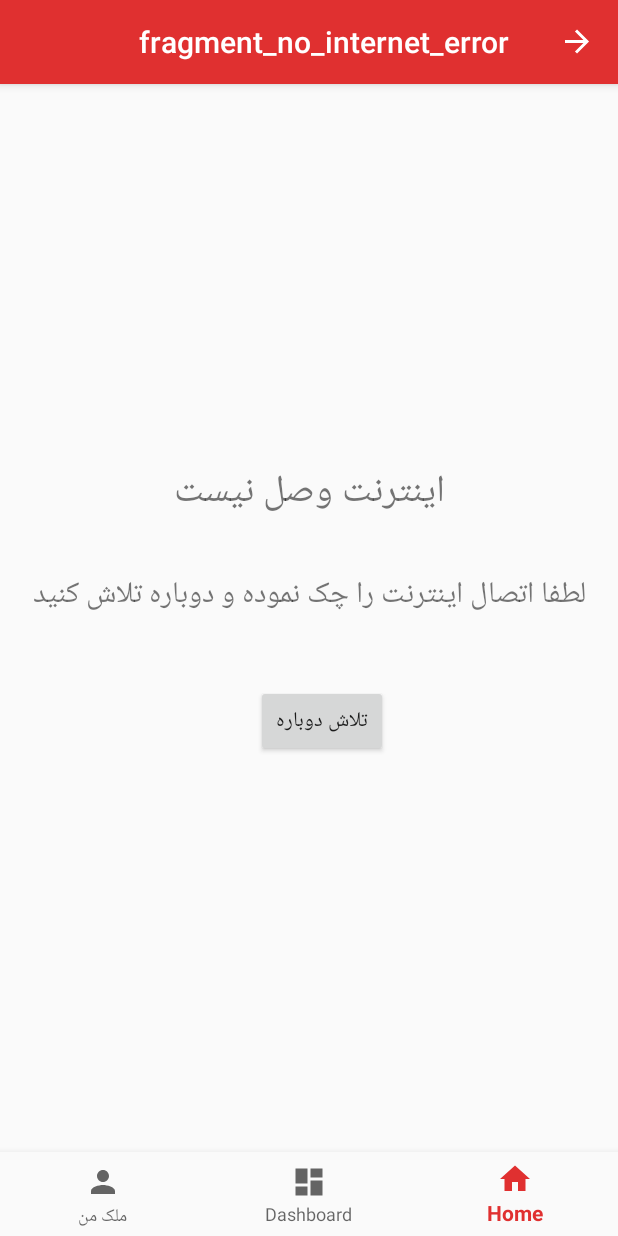
After one commit to jalaldgr/real_estate_app, an Android app: the NoInternetErrorFragment screen opened through its navigation route, on a phone screen of 412 x 824 dp. The commit adds this screen. Run offline under Robolectric (Android 15) with nearby library versions, the phone set to English and light mode, and no system bars; our stand-ins replace navigation-ui.

Commit message:
create no internet error screen

```diff
--- a/app/src/main/AndroidManifest.xml
+++ b/app/src/main/AndroidManifest.xml
@@ -2,6 +2,7 @@
 <manifest xmlns:android="http://schemas.android.com/apk/res/android"
     package="ir.hamedanmelk.hamedanmelk" >
 <uses-permission android:name="android.permission.INTERNET"/>
+<uses-permission android:name="android.permission.ACCESS_NETWORK_STATE"/>
 
     <application
         android:allowBackup="true"
--- /dev/null
+++ b/app/src/main/java/ir/hamedanmelk/hamedanmelk/tools/CheckConnectivity.java
@@ -0,0 +1,16 @@
+package ir.hamedanmelk.hamedanmelk.tools;
+
+import android.app.Activity;
+import android.content.Context;
+import android.net.ConnectivityManager;
+import android.net.NetworkInfo;
+
+public class CheckConnectivity {
+    Context cntx;
+    public boolean isNetworkAvailable(Activity context) {
+        cntx=context;
+        ConnectivityManager connectivityManager = (ConnectivityManager) cntx.getApplicationContext().getSystemService(Context.CONNECTIVITY_SERVICE);
+        NetworkInfo activeNetworkInfo = connectivityManager.getActiveNetworkInfo();
+        return activeNetworkInfo != null && activeNetworkInfo.isConnected();
+    }
+}
--- /dev/null
+++ b/app/src/main/java/ir/hamedanmelk/hamedanmelk/ui/NoInternetErrorFragment.java
@@ -0,0 +1,81 @@
+package ir.hamedanmelk.hamedanmelk.ui;
+
+import android.os.Bundle;
+
+import androidx.fragment.app.Fragment;
+import androidx.navigation.NavController;
+import androidx.navigation.Navigation;
+
+import android.view.LayoutInflater;
+import android.view.View;
+import android.view.ViewGroup;
+import android.widget.Button;
+
+import ir.hamedanmelk.hamedanmelk.R;
+
+/**
+ * A simple {@link Fragment} subclass.
+ * Use the {@link NoInternetErrorFragment#newInstance} factory method to
+ * create an instance of this fragment.
+ */
+public class NoInternetErrorFragment extends Fragment {
+
+    // TODO: Rename parameter arguments, choose names that match
+    // the fragment initialization parameters, e.g. ARG_ITEM_NUMBER
+    private static final String ARG_PARAM1 = "param1";
+    private static final String ARG_PARAM2 = "param2";
+
+    // TODO: Rename and change types of parameters
+    private String mParam1;
+    private String mParam2;
+    private Button retrybutton;
+
+    public NoInternetErrorFragment() {
+        // Required empty public constructor
+    }
+
+    /**
+     * Use this factory method to create a new instance of
+     * this fragment using the provided parameters.
+     *
+     * @param param1 Parameter 1.
+     * @param param2 Parameter 2.
+     * @return A new instance of fragment NoInternetErrorFragment.
+     */
+    // TODO: Rename and change types and number of parameters
+    public static NoInternetErrorFragment newInstance(String param1, String param2) {
+        NoInternetErrorFragment fragment = new NoInternetErrorFragment();
+        Bundle args = new Bundle();
+        args.putString(ARG_PARAM1, param1);
+        args.putString(ARG_PARAM2, param2);
+        fragment.setArguments(args);
+        return fragment;
+    }
+
+    @Override
+    public void onCreate(Bundle savedInstanceState) {
+        super.onCreate(savedInstanceState);
+        if (getArguments() != null) {
+            mParam1 = getArguments().getString(ARG_PARAM1);
+            mParam2 = getArguments().getString(ARG_PARAM2);
+        }
+    }
+
+    @Override
+    public View onCreateView(LayoutInflater inflater, ViewGroup container,
+                             Bundle savedInstanceState) {
+        // Inflate the layout for this fragment
+        View v;
+        v=inflater.inflate(R.layout.fragment_no_internet_error, container, false);
+        retrybutton = v.findViewById(R.id.no_internet_fragment_button_retry);
+        retrybutton.setOnClickListener(new View.OnClickListener() {
+            @Override
+            public void onClick(View view) {
+                NavController controller = Navigation.findNavController(getActivity(),R.id.nav_host_fragment);
+
+
+            }
+        });
+        return v;
+    }
+}
--- a/app/src/main/java/ir/hamedanmelk/hamedanmelk/ui/myhamedanmelk/help/AboutUsFragment.java
+++ b/app/src/main/java/ir/hamedanmelk/hamedanmelk/ui/myhamedanmelk/help/AboutUsFragment.java
@@ -83,6 +83,7 @@ public class AboutUsFragment extends Fragment {
             @Override
             public void onPageFinished(WebView view, String url) {
                 super.onPageFinished(view, url);
+                //todo https://developer.android.com/guide/webapps/webview#BindingJavaScript
                 mwebview.loadUrl("javascript:(function() { " +
                         "document.getElementsByClassName('other_pages')[0].style.display='none'; " +
                         "document.getElementsByClassName('search_form')[0].style.display='none'; " +
@@ -92,8 +93,6 @@ public class AboutUsFragment extends Fragment {
             }
         });
         mwebview.loadUrl("https://hamedanmelk.ir/AboutUs");
-
-
         return v;
     }
 }
--- /dev/null
+++ b/app/src/main/res/layout/fragment_no_internet_error.xml
@@ -0,0 +1,63 @@
+<?xml version="1.0" encoding="utf-8"?>
+<FrameLayout xmlns:android="http://schemas.android.com/apk/res/android"
+    xmlns:tools="http://schemas.android.com/tools"
+    android:layout_width="match_parent"
+    android:layout_height="match_parent"
+    tools:context=".ui.NoInternetErrorFragment">
+
+    <!-- TODO: Update blank fragment layout -->
+    <androidx.constraintlayout.widget.ConstraintLayout xmlns:android="http://schemas.android.com/apk/res/android"
+        android:layout_width="match_parent"
+        android:layout_height="match_parent"
+        xmlns:app="http://schemas.android.com/apk/res-auto">
+
+
+        <TextView
+            android:id="@+id/no_internet_fragment_text_title"
+            android:layout_width="match_parent"
+            android:layout_height="wrap_content"
+            android:layout_marginStart="8dp"
+            android:layout_marginTop="8dp"
+            android:layout_marginEnd="8dp"
+            android:text="@string/no_internet_error_title"
+            android:textAlignment="center"
+            android:textSize="25sp"
+            app:layout_constraintBottom_toBottomOf="parent"
+            app:layout_constraintEnd_toEndOf="parent"
+            app:layout_constraintHorizontal_bias="1.0"
+            app:layout_constraintStart_toStartOf="parent"
+            app:layout_constraintTop_toTopOf="parent"
+            app:layout_constraintVertical_bias="0.339" />
+
+        <TextView
+            android:id="@+id/no_internet_fragment_text_description"
+            android:layout_width="match_parent"
+            android:layout_height="wrap_content"
+            android:layout_marginStart="8dp"
+            android:layout_marginTop="8dp"
+            android:layout_marginEnd="8dp"
+            android:text="@string/no_internet_error_description"
+            android:textAlignment="center"
+            android:textSize="20sp"
+            app:layout_constraintBottom_toBottomOf="parent"
+            app:layout_constraintEnd_toEndOf="@id/no_internet_fragment_text_title"
+            app:layout_constraintHorizontal_bias="1.0"
+            app:layout_constraintStart_toStartOf="@id/no_internet_fragment_text_title"
+            app:layout_constraintTop_toTopOf="@id/no_internet_fragment_text_title"
+            app:layout_constraintVertical_bias="0.138" />
+
+        <Button
+            android:id="@+id/no_internet_fragment_button_retry"
+            android:layout_width="wrap_content"
+            android:layout_height="wrap_content"
+            android:text="@string/no_internet_error_retry"
+            app:layout_constraintBottom_toBottomOf="parent"
+            app:layout_constraintEnd_toEndOf="@id/no_internet_fragment_text_description"
+            app:layout_constraintHorizontal_bias="0.498"
+            app:layout_constraintStart_toStartOf="@id/no_internet_fragment_text_description"
+            app:layout_constraintTop_toTopOf="@id/no_internet_fragment_text_description"
+            app:layout_constraintVertical_bias="0.194" />
+
+
+    </androidx.constraintlayout.widget.ConstraintLayout>
+</FrameLayout>
--- a/app/src/main/res/navigation/mobile_navigation.xml
+++ b/app/src/main/res/navigation/mobile_navigation.xml
@@ -21,7 +21,7 @@
         android:id="@+id/navigation_aboutus"
         android:name="ir.hamedanmelk.hamedanmelk.ui.myhamedanmelk.MyHamedanMelkFragment"
         android:label="@string/title_aboutus"
-        tools:layout="@layout/fragment_aboutus" />
+         />
     <fragment
         android:id="@+id/notificationSettingsFragment"
         android:name="ir.hamedanmelk.hamedanmelk.ui.myhamedanmelk.NotificationSettingsFragment"
@@ -38,9 +38,9 @@
         tools:layout="@layout/fragment_about_us" />
     <fragment
         android:id="@+id/appInfoFragment"
-        android:name="ir.hamedanmelk.hamedanmelk.ui.myhamedanmelk.help.AppInfoFragment"
+        android:name="ir.hamedanmelk.hamedanmelk.ui.myhamedanmelk.help.AppInfoFullscreenFragment"
         android:label="@string/my_hamedan_melk_appinfo_title"
-        tools:layout="@layout/fragment_app_info" />
+        tools:layout="@layout/fragment_app_info_fullscreen" />
     <fragment
         android:id="@+id/HelpFragment"
         android:name="ir.hamedanmelk.hamedanmelk.ui.myhamedanmelk.help.HelpFragment"
@@ -50,4 +50,10 @@
         android:name="ir.hamedanmelk.hamedanmelk.ui.myhamedanmelk.help.AppInfoFullscreenFragment"
         android:label="fragment_app_info_fullscreen"
         tools:layout="@layout/fragment_app_info_fullscreen" />
+    <fragment
+        android:id="@+id/noInternetErrorFragment"
+        android:name="ir.hamedanmelk.hamedanmelk.ui.NoInternetErrorFragment"
+        android:label="fragment_no_internet_error"
+        tools:layout="@layout/fragment_no_internet_error" />
+
 </navigation>
--- a/app/src/main/res/values/strings.xml
+++ b/app/src/main/res/values/strings.xml
@@ -18,7 +18,9 @@
     <string name="my_hamedan_melk_recent_posts_summary">لیست پست هایی که اخیرا مشاهده نموده اید</string>
     <string name="my_hamedan_melk_aboutus_summary">درباره همدان ملک،، قوانین و پشتیبانی، اطلعات نرم افزار</string>
     <string name="my_hamedan_melk_app_info_version">ورژن</string>
-
+    <string name="no_internet_error_title">اینترنت وصل نیست</string>
+    <string name="no_internet_error_description">لطفا اتصال اینترنت را چک نموده و دوباره تلاش کنید</string>
+    <string name="no_internet_error_retry">تلاش دوباره</string>
     <!-- Preference Titles -->
     <string name="messages_header">Messages</string>
     <string name="sync_header">Sync</string>
@@ -35,5 +37,7 @@
     <string name="attachment_summary_off">Only download attachments when manually requested</string>
     <string name="dummy_button">Dummy Button</string>
     <string name="dummy_content">DUMMY\nCONTENT</string>
+    <!-- TODO: Remove or change this placeholder text -->
+    <string name="hello_blank_fragment">Hello blank fragment</string>
 
 </resources>
```
